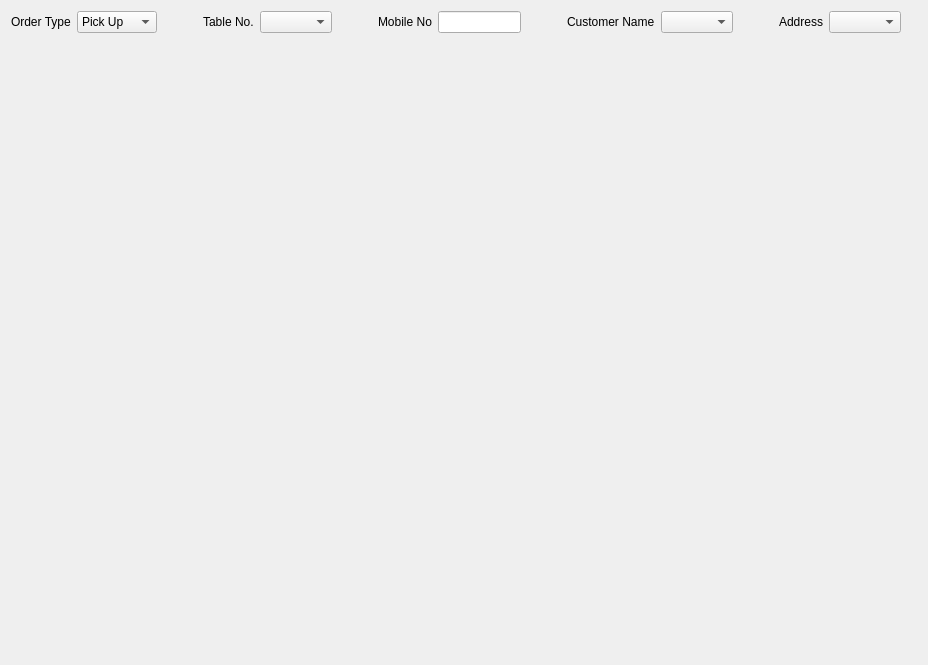
First picture: the form in ui/menu/orderwidget.ui, repository Anmol-A-jain/Dyner, before the edit.
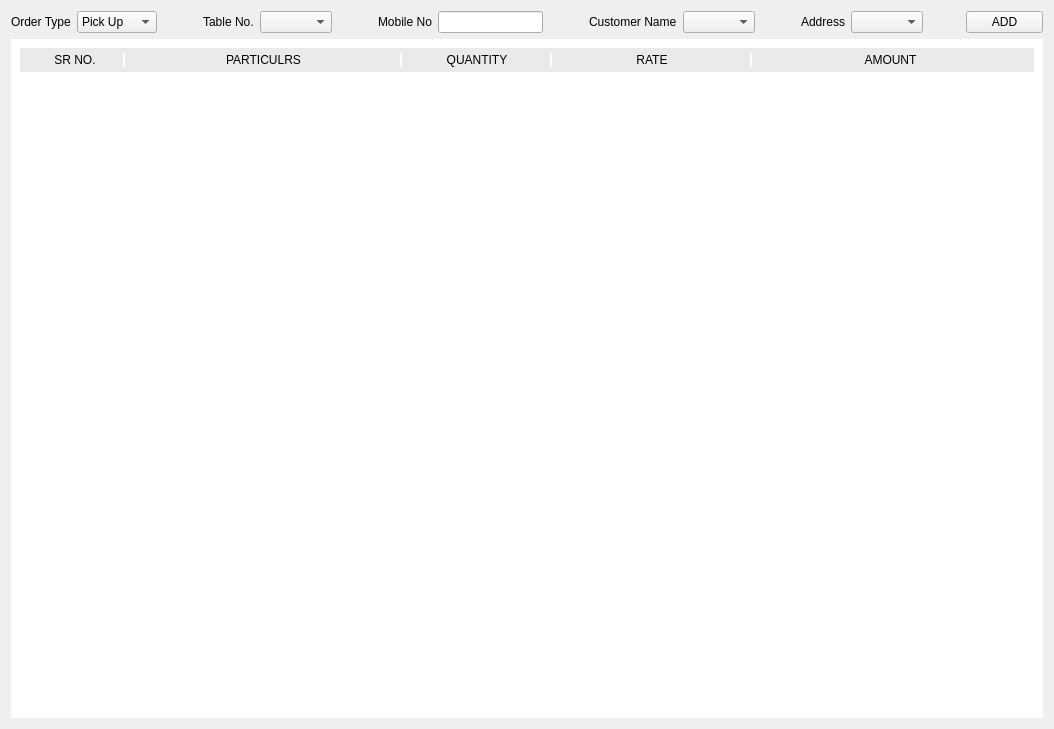
Second picture: the form after the edit.

Patch:
```diff
--- a/ui/menu/orderwidget.ui
+++ b/ui/menu/orderwidget.ui
@@ -6,8 +6,8 @@
    <rect>
     <x>0</x>
     <y>0</y>
-    <width>928</width>
-    <height>665</height>
+    <width>1054</width>
+    <height>729</height>
    </rect>
   </property>
   <property name="windowTitle">
@@ -176,26 +176,183 @@
            </property>
           </spacer>
          </item>
+         <item>
+          <widget class="QPushButton" name="pushButton">
+           <property name="minimumSize">
+            <size>
+             <width>50</width>
+             <height>0</height>
+            </size>
+           </property>
+           <property name="text">
+            <string>ADD</string>
+           </property>
+          </widget>
+         </item>
         </layout>
        </item>
       </layout>
      </item>
      <item>
-      <layout class="QVBoxLayout" name="verticalLayout_3">
-       <item>
-        <spacer name="verticalSpacer">
-         <property name="orientation">
-          <enum>Qt::Vertical</enum>
-         </property>
-         <property name="sizeHint" stdset="0">
-          <size>
-           <width>20</width>
-           <height>40</height>
-          </size>
-         </property>
-        </spacer>
-       </item>
-      </layout>
+      <widget class="QWidget" name="OrderMenu" native="true">
+       <property name="styleSheet">
+        <string notr="true">#OrderMenu
+{
+	background-color: rgb(255, 255, 255);
+}</string>
+       </property>
+       <layout class="QVBoxLayout" name="verticalLayout_3">
+        <item>
+         <widget class="QWidget" name="billHeader" native="true">
+          <property name="styleSheet">
+           <string notr="true">background-color: rgb(234, 234, 234);</string>
+          </property>
+          <layout class="QHBoxLayout" name="horizontalLayout_2">
+           <property name="spacing">
+            <number>0</number>
+           </property>
+           <property name="leftMargin">
+            <number>5</number>
+           </property>
+           <property name="topMargin">
+            <number>5</number>
+           </property>
+           <property name="rightMargin">
+            <number>5</number>
+           </property>
+           <property name="bottomMargin">
+            <number>5</number>
+           </property>
+           <item>
+            <widget class="QLabel" name="lblSrNo">
+             <property name="maximumSize">
+              <size>
+               <width>100</width>
+               <height>16777215</height>
+              </size>
+             </property>
+             <property name="styleSheet">
+              <string notr="true">border-right:2px solid white;
+</string>
+             </property>
+             <property name="frameShape">
+              <enum>QFrame::NoFrame</enum>
+             </property>
+             <property name="text">
+              <string>&lt;html&gt;&lt;head/&gt;&lt;body&gt;&lt;p align=&quot;center&quot;&gt;SR NO.&lt;/p&gt;&lt;/body&gt;&lt;/html&gt;</string>
+             </property>
+            </widget>
+           </item>
+           <item>
+            <widget class="QLabel" name="lblItemName">
+             <property name="maximumSize">
+              <size>
+               <width>16777215</width>
+               <height>16777215</height>
+              </size>
+             </property>
+             <property name="styleSheet">
+              <string notr="true">border-right:2px solid white;
+</string>
+             </property>
+             <property name="frameShape">
+              <enum>QFrame::NoFrame</enum>
+             </property>
+             <property name="text">
+              <string>&lt;html&gt;&lt;head/&gt;&lt;body&gt;&lt;p align=&quot;center&quot;&gt;PARTICULRS&lt;/p&gt;&lt;/body&gt;&lt;/html&gt;</string>
+             </property>
+            </widget>
+           </item>
+           <item>
+            <widget class="QLabel" name="lblQty">
+             <property name="maximumSize">
+              <size>
+               <width>150</width>
+               <height>16777215</height>
+              </size>
+             </property>
+             <property name="styleSheet">
+              <string notr="true">border-right:2px solid white;
+</string>
+             </property>
+             <property name="frameShape">
+              <enum>QFrame::NoFrame</enum>
+             </property>
+             <property name="text">
+              <string>&lt;html&gt;&lt;head/&gt;&lt;body&gt;&lt;p align=&quot;center&quot;&gt;QUANTITY&lt;/p&gt;&lt;/body&gt;&lt;/html&gt;</string>
+             </property>
+            </widget>
+           </item>
+           <item>
+            <widget class="QLabel" name="lblRate">
+             <property name="maximumSize">
+              <size>
+               <width>200</width>
+               <height>16777215</height>
+              </size>
+             </property>
+             <property name="styleSheet">
+              <string notr="true">border-right:2px solid white;
+</string>
+             </property>
+             <property name="frameShape">
+              <enum>QFrame::NoFrame</enum>
+             </property>
+             <property name="text">
+              <string>&lt;html&gt;&lt;head/&gt;&lt;body&gt;&lt;p align=&quot;center&quot;&gt;RATE&lt;/p&gt;&lt;/body&gt;&lt;/html&gt;</string>
+             </property>
+            </widget>
+           </item>
+           <item>
+            <widget class="QLabel" name="lblAmt">
+             <property name="maximumSize">
+              <size>
+               <width>300</width>
+               <height>16777215</height>
+              </size>
+             </property>
+             <property name="frameShape">
+              <enum>QFrame::NoFrame</enum>
+             </property>
+             <property name="text">
+              <string>&lt;html&gt;&lt;head/&gt;&lt;body&gt;&lt;p align=&quot;center&quot;&gt;AMOUNT&lt;/p&gt;&lt;/body&gt;&lt;/html&gt;</string>
+             </property>
+            </widget>
+           </item>
+          </layout>
+         </widget>
+        </item>
+        <item>
+         <widget class="QScrollArea" name="scrollArea">
+          <property name="minimumSize">
+           <size>
+            <width>30</width>
+            <height>0</height>
+           </size>
+          </property>
+          <property name="styleSheet">
+           <string notr="true">background-color: rgb(255, 255, 255);</string>
+          </property>
+          <property name="frameShape">
+           <enum>QFrame::NoFrame</enum>
+          </property>
+          <property name="widgetResizable">
+           <bool>true</bool>
+          </property>
+          <widget class="QWidget" name="scrollAreaWidgetContents_2">
+           <property name="geometry">
+            <rect>
+             <x>0</x>
+             <y>0</y>
+             <width>1016</width>
+             <height>629</height>
+            </rect>
+           </property>
+          </widget>
+         </widget>
+        </item>
+       </layout>
+      </widget>
      </item>
     </layout>
    </item>
```
